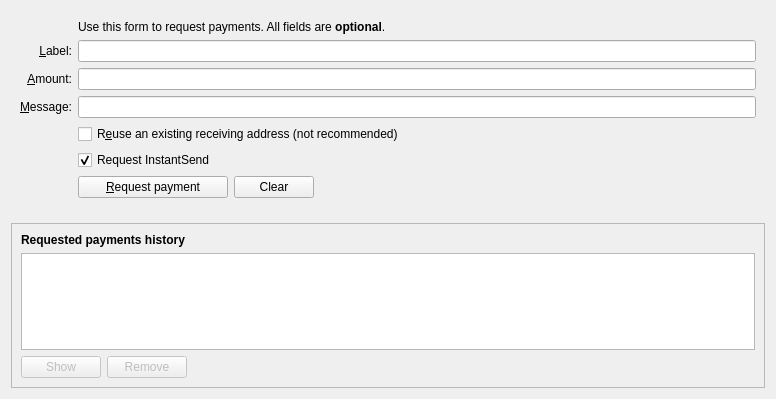
Old version of the form src/qt/forms/receivecoinsdialog.ui in the repository BeatKebit/dash.
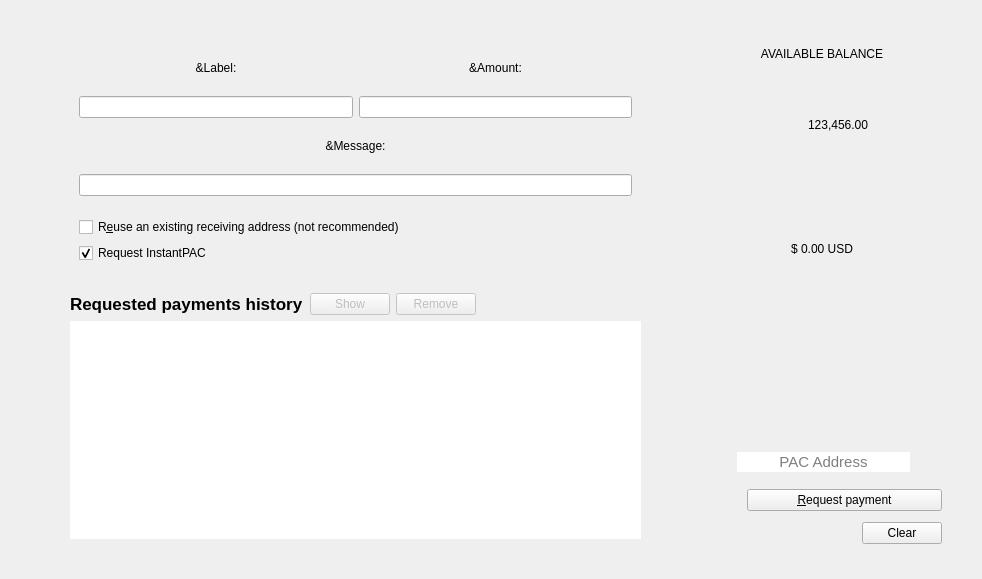
New version of the form. Icons and pictures are not drawn. Custom widgets are drawn as their Qt base class.

Commit message:
Receivecoins dialog re design
QRCode included
Some ui bugs to fix yet

The edit to the form file:
```diff
--- a/src/qt/forms/receivecoinsdialog.ui
+++ b/src/qt/forms/receivecoinsdialog.ui
@@ -6,96 +6,86 @@
    <rect>
     <x>0</x>
     <y>0</y>
-    <width>776</width>
-    <height>399</height>
+    <width>982</width>
+    <height>579</height>
    </rect>
   </property>
+  <property name="sizePolicy">
+   <sizepolicy hsizetype="Preferred" vsizetype="Expanding">
+    <horstretch>0</horstretch>
+    <verstretch>0</verstretch>
+   </sizepolicy>
+  </property>
+  <property name="styleSheet">
+   <string notr="true">QFrame{
+  border:none;
+}</string>
+  </property>
   <property name="class" stdset="0">
    <string>container</string>
   </property>
-  <layout class="QVBoxLayout" name="verticalLayout" stretch="0,0,1">
+  <layout class="QVBoxLayout" name="verticalLayout" stretch="0">
    <item>
     <widget class="QFrame" name="frame2">
      <property name="sizePolicy">
-      <sizepolicy hsizetype="Preferred" vsizetype="Expanding">
+      <sizepolicy hsizetype="Preferred" vsizetype="MinimumExpanding">
        <horstretch>0</horstretch>
        <verstretch>0</verstretch>
       </sizepolicy>
      </property>
-     <property name="styleSheet">
-      <string notr="true">#frame2{border:0px;}</string>
-     </property>
-     <property name="frameShape">
-      <enum>QFrame::StyledPanel</enum>
-     </property>
-     <property name="frameShadow">
-      <enum>QFrame::Sunken</enum>
-     </property>
-     <layout class="QVBoxLayout" name="verticalLayout_3">
+     <layout class="QHBoxLayout" name="horizontalLayout_3">
       <item>
-       <layout class="QGridLayout" name="gridLayout">
-        <item row="7" column="2">
-         <widget class="QCheckBox" name="reuseAddress">
-          <property name="toolTip">
-           <string>Reuse one of the previously used receiving addresses.&lt;br&gt;Reusing addresses has security and privacy issues.&lt;br&gt;Do not use this unless re-generating a payment request made before.</string>
-          </property>
-          <property name="text">
-           <string>R&amp;euse an existing receiving address (not recommended)</string>
-          </property>
-         </widget>
-        </item>
-        <item row="7" column="0">
-         <widget class="QLabel" name="label_4">
-          <property name="text">
-           <string/>
-          </property>
-         </widget>
-        </item>
-        <item row="6" column="0">
-         <widget class="QLabel" name="label_3">
-          <property name="toolTip">
-           <string>An optional message to attach to the payment request, which will be displayed when the request is opened. Note: The message will not be sent with the payment over the Dash network.</string>
-          </property>
-          <property name="text">
-           <string>&amp;Message:</string>
-          </property>
-          <property name="alignment">
-           <set>Qt::AlignRight|Qt::AlignTrailing|Qt::AlignVCenter</set>
-          </property>
-          <property name="buddy">
-           <cstring>reqMessage</cstring>
-          </property>
-         </widget>
-        </item>
-        <item row="4" column="2">
-         <widget class="QLineEdit" name="reqLabel">
-          <property name="toolTip">
-           <string>An optional label to associate with the new receiving address.</string>
-          </property>
-          <property name="class" stdset="0">
-           <string>LineEdit</string>
-          </property>
-         </widget>
-        </item>
-        <item row="6" column="2">
-         <widget class="QLineEdit" name="reqMessage">
-          <property name="toolTip">
-           <string>An optional message to attach to the payment request, which will be displayed when the request is opened.&lt;br&gt;Note: The message will not be sent with the payment over the Dash network.</string>
-          </property>
-          <property name="class" stdset="0">
-           <string>LineEdit</string>
-          </property>
-         </widget>
-        </item>
-        <item row="2" column="2">
-         <widget class="QLabel" name="label_5">
-          <property name="text">
-           <string>Use this form to request payments. All fields are &lt;b&gt;optional&lt;/b&gt;.</string>
-          </property>
-         </widget>
-        </item>
-        <item row="4" column="0">
+       <widget class="QFrame" name="gridFrame">
+        <property name="sizePolicy">
+         <sizepolicy hsizetype="Expanding" vsizetype="MinimumExpanding">
+          <horstretch>0</horstretch>
+          <verstretch>0</verstretch>
+         </sizepolicy>
+        </property>
+        <property name="maximumSize">
+         <size>
+          <width>16777215</width>
+          <height>16777215</height>
+         </size>
+        </property>
+        <layout class="QGridLayout" name="gridForLeft">
+         <property name="leftMargin">
+          <number>50</number>
+         </property>
+         <property name="topMargin">
+          <number>17</number>
+         </property>
+         <property name="rightMargin">
+          <number>50</number>
+         </property>
+         <property name="bottomMargin">
+          <number>20</number>
+         </property>
+         <item row="1" column="0">
+          <widget class="QFrame" name="verticalFrame">
+           <property name="minimumSize">
+            <size>
+             <width>0</width>
+             <height>250</height>
+            </size>
+           </property>
+           <property name="maximumSize">
+            <size>
+             <width>16777215</width>
+             <height>450</height>
+            </size>
+           </property>
+           <layout class="QVBoxLayout" name="formLayouts">
+            <item>
+             <layout class="QHBoxLayout" name="horizontalLayout_6">
+              <item>
          <widget class="QLabel" name="label_2">
+                <property name="sizePolicy">
+                 <sizepolicy hsizetype="Preferred" vsizetype="Fixed">
+                  <horstretch>0</horstretch>
+                  <verstretch>0</verstretch>
+                 </sizepolicy>
+                </property>
           <property name="toolTip">
            <string>An optional label to associate with the new receiving address.</string>
           </property>
@@ -103,15 +93,27 @@
            <string>&amp;Label:</string>
           </property>
           <property name="alignment">
-           <set>Qt::AlignRight|Qt::AlignTrailing|Qt::AlignVCenter</set>
-          </property>
-          <property name="buddy">
-           <cstring>reqLabel</cstring>
+                 <set>Qt::AlignCenter</set>
+                </property>
+                <property name="class" stdset="0">
+                 <string>titleLabel</string>
           </property>
          </widget>
         </item>
-        <item row="5" column="0">
+              <item>
          <widget class="QLabel" name="label">
+                <property name="sizePolicy">
+                 <sizepolicy hsizetype="Preferred" vsizetype="Fixed">
+                  <horstretch>0</horstretch>
+                  <verstretch>0</verstretch>
+                 </sizepolicy>
+                </property>
+                <property name="maximumSize">
+                 <size>
+                  <width>300</width>
+                  <height>16777215</height>
+                 </size>
+                </property>
           <property name="toolTip">
            <string>An optional amount to request. Leave this empty or zero to not request a specific amount.</string>
           </property>
@@ -119,92 +121,181 @@
            <string>&amp;Amount:</string>
           </property>
           <property name="alignment">
-           <set>Qt::AlignRight|Qt::AlignTrailing|Qt::AlignVCenter</set>
-          </property>
-          <property name="buddy">
-           <cstring>reqAmount</cstring>
+                 <set>Qt::AlignCenter</set>
+                </property>
+                <property name="class" stdset="0">
+                 <string>titleLabel</string>
           </property>
          </widget>
         </item>
-        <item row="5" column="2">
+             </layout>
+            </item>
+            <item>
+             <layout class="QHBoxLayout" name="labelLayout">
+              <item>
+               <widget class="QLineEdit" name="reqLabel">
+                <property name="sizePolicy">
+                 <sizepolicy hsizetype="Expanding" vsizetype="Fixed">
+                  <horstretch>0</horstretch>
+                  <verstretch>0</verstretch>
+                 </sizepolicy>
+                </property>
+                <property name="minimumSize">
+                 <size>
+                  <width>200</width>
+                  <height>0</height>
+                 </size>
+                </property>
+                <property name="maximumSize">
+                 <size>
+                  <width>16777215</width>
+                  <height>16777215</height>
+                 </size>
+                </property>
+                <property name="toolTip">
+                 <string>An optional label to associate with the new receiving address.</string>
+                </property>
+                <property name="alignment">
+                 <set>Qt::AlignCenter</set>
+                </property>
+                <property name="class" stdset="0">
+                 <string>LineEdit</string>
+                </property>
+               </widget>
+              </item>
+              <item>
          <widget class="BitcoinAmountField" name="reqAmount">
+                <property name="sizePolicy">
+                 <sizepolicy hsizetype="Expanding" vsizetype="Fixed">
+                  <horstretch>0</horstretch>
+                  <verstretch>0</verstretch>
+                 </sizepolicy>
+                </property>
           <property name="minimumSize">
            <size>
-            <width>80</width>
+                  <width>0</width>
             <height>0</height>
            </size>
           </property>
+                <property name="maximumSize">
+                 <size>
+                  <width>300</width>
+                  <height>16777215</height>
+                 </size>
+                </property>
           <property name="toolTip">
            <string>An optional amount to request. Leave this empty or zero to not request a specific amount.</string>
           </property>
+                <property name="styleSheet">
+                 <string notr="true"/>
+                </property>
           <property name="class" stdset="0">
            <string>LineEdit</string>
           </property>
          </widget>
         </item>
-        <item row="9" column="2">
-         <layout class="QHBoxLayout" name="horizontalLayout">
+             </layout>
+            </item>
           <item>
-           <widget class="QPushButton" name="receiveButton">
-            <property name="minimumSize">
-             <size>
-              <width>150</width>
-              <height>0</height>
-             </size>
-            </property>
+             <widget class="QLabel" name="label_3">
+              <property name="sizePolicy">
+               <sizepolicy hsizetype="Preferred" vsizetype="Fixed">
+                <horstretch>0</horstretch>
+                <verstretch>0</verstretch>
+               </sizepolicy>
+              </property>
+              <property name="toolTip">
+               <string>An optional message to attach to the payment request, which will be displayed when the request is opened. Note: The message will not be sent with the payment over the Paccoin network.</string>
+              </property>
             <property name="text">
-             <string>&amp;Request payment</string>
-            </property>
+               <string>&amp;Message:</string>
+              </property>
+              <property name="alignment">
+               <set>Qt::AlignCenter</set>
+              </property>
             <property name="class" stdset="0">
              <string>accentButton</string>
             </property>
            </widget>
           </item>
           <item>
-           <widget class="QPushButton" name="clearButton">
+             <layout class="QHBoxLayout" name="messageLayout">
+              <item>
+               <widget class="QLineEdit" name="reqMessage">
             <property name="sizePolicy">
-             <sizepolicy hsizetype="Minimum" vsizetype="Fixed">
+                 <sizepolicy hsizetype="Expanding" vsizetype="Fixed">
               <horstretch>0</horstretch>
               <verstretch>0</verstretch>
              </sizepolicy>
             </property>
-            <property name="toolTip">
-             <string>Clear all fields of the form.</string>
-            </property>
-            <property name="text">
-             <string>Clear</string>
-            </property>
-            <property name="autoDefault">
-             <bool>false</bool>
-            </property>
-           </widget>
-          </item>
+                <property name="minimumSize">
+                 <size>
+                  <width>0</width>
+                  <height>0</height>
+                 </size>
+                </property>
+                <property name="maximumSize">
+                 <size>
+                  <width>16777215</width>
+                  <height>16777215</height>
+                 </size>
+                </property>
+                <property name="toolTip">
+                 <string>An optional message to attach to the payment request, which will be displayed when the request is opened.&lt;br&gt;Note: The message will not be sent with the payment over the Paccoin network.</string>
+                </property>
+                <property name="class" stdset="0">
+                 <string>LineEdit</string>
+                </property>
+               </widget>
+              </item>
+             </layout>
+            </item>
           <item>
-           <spacer name="horizontalSpacer">
-            <property name="orientation">
-             <enum>Qt::Horizontal</enum>
-            </property>
-            <property name="sizeHint" stdset="0">
+             <layout class="QVBoxLayout" name="verticalLayout_2">
+              <item>
+               <widget class="QCheckBox" name="reuseAddress">
+                <property name="sizePolicy">
+                 <sizepolicy hsizetype="Expanding" vsizetype="Fixed">
+                  <horstretch>0</horstretch>
+                  <verstretch>0</verstretch>
+                 </sizepolicy>
+                </property>
+                <property name="minimumSize">
              <size>
-              <width>40</width>
-              <height>20</height>
-             </size>
-            </property>
-           </spacer>
-          </item>
-         </layout>
-        </item>
-        <item row="9" column="0">
-         <widget class="QLabel" name="label_7">
+                  <width>0</width>
+                  <height>0</height>
+                 </size>
+                </property>
+                <property name="toolTip">
+                 <string>Reuse one of the previously used receiving addresses.&lt;br&gt;Reusing addresses has security and privacy issues.&lt;br&gt;Do not use this unless re-generating a payment request made before.</string>
+                </property>
           <property name="text">
-           <string/>
+                 <string>R&amp;euse an existing receiving address (not recommended)</string>
           </property>
          </widget>
         </item>
-        <item row="8" column="2">
+              <item>
          <widget class="QCheckBox" name="checkUseInstantSend">
+                <property name="sizePolicy">
+                 <sizepolicy hsizetype="Expanding" vsizetype="Fixed">
+                  <horstretch>0</horstretch>
+                  <verstretch>0</verstretch>
+                 </sizepolicy>
+                </property>
+                <property name="minimumSize">
+                 <size>
+                  <width>150</width>
+                  <height>0</height>
+                 </size>
+                </property>
+                <property name="maximumSize">
+                 <size>
+                  <width>16777215</width>
+                  <height>16777215</height>
+                 </size>
+                </property>
           <property name="text">
-           <string>Request InstantSend</string>
+                 <string>Request InstantPAC</string>
           </property>
           <property name="checked">
            <bool>true</bool>
@@ -216,38 +307,19 @@
      </layout>
     </widget>
    </item>
-   <item>
-    <spacer name="verticalSpacer_2">
-     <property name="orientation">
-      <enum>Qt::Vertical</enum>
-     </property>
-     <property name="sizeHint" stdset="0">
-      <size>
-       <width>20</width>
-       <height>10</height>
-      </size>
-     </property>
-    </spacer>
-   </item>
-   <item>
-    <widget class="QFrame" name="frame">
-     <property name="sizePolicy">
-      <sizepolicy hsizetype="Preferred" vsizetype="Expanding">
-       <horstretch>0</horstretch>
-       <verstretch>0</verstretch>
-      </sizepolicy>
-     </property>
-     <property name="frameShape">
-      <enum>QFrame::StyledPanel</enum>
-     </property>
-     <property name="frameShadow">
-      <enum>QFrame::Raised</enum>
-     </property>
-     <layout class="QVBoxLayout" name="verticalLayout_2">
+         <item row="2" column="0">
+          <layout class="QHBoxLayout" name="horizontalLayout_2">
       <item>
        <widget class="QLabel" name="label_6">
+             <property name="sizePolicy">
+              <sizepolicy hsizetype="Preferred" vsizetype="Fixed">
+               <horstretch>0</horstretch>
+               <verstretch>0</verstretch>
+              </sizepolicy>
+             </property>
         <property name="font">
          <font>
+               <pointsize>13</pointsize>
           <weight>75</weight>
           <bold>true</bold>
          </font>
@@ -258,21 +330,6 @@
        </widget>
       </item>
       <item>
-       <widget class="QTableView" name="recentRequestsView">
-        <property name="contextMenuPolicy">
-         <enum>Qt::CustomContextMenu</enum>
-        </property>
-        <property name="tabKeyNavigation">
-         <bool>false</bool>
-        </property>
-        <property name="sortingEnabled">
-         <bool>true</bool>
-        </property>
-       </widget>
-      </item>
-      <item>
-       <layout class="QHBoxLayout" name="horizontalLayout_2">
-        <item>
          <widget class="QPushButton" name="showRequestButton">
           <property name="enabled">
            <bool>false</bool>
@@ -280,6 +337,9 @@
           <property name="toolTip">
            <string>Show the selected request (does the same as double clicking an entry)</string>
           </property>
+             <property name="styleSheet">
+              <string notr="true"/>
+             </property>
           <property name="text">
            <string>Show</string>
           </property>
@@ -299,6 +359,9 @@
           <property name="toolTip">
            <string>Remove the selected entries from the list</string>
           </property>
+             <property name="styleSheet">
+              <string notr="true"/>
+             </property>
           <property name="text">
            <string>Remove</string>
           </property>
@@ -315,15 +378,524 @@
           <property name="orientation">
            <enum>Qt::Horizontal</enum>
           </property>
+             <property name="sizeType">
+              <enum>QSizePolicy::Expanding</enum>
+             </property>
           <property name="sizeHint" stdset="0">
            <size>
+               <width>0</width>
+               <height>0</height>
+              </size>
+             </property>
+            </spacer>
+           </item>
+          </layout>
+         </item>
+         <item row="4" column="0">
+          <widget class="QTableView" name="recentRequestsView">
+           <property name="sizePolicy">
+            <sizepolicy hsizetype="Expanding" vsizetype="Preferred">
+             <horstretch>0</horstretch>
+             <verstretch>0</verstretch>
+            </sizepolicy>
+           </property>
+           <property name="minimumSize">
+            <size>
+             <width>0</width>
+             <height>0</height>
+            </size>
+           </property>
+           <property name="maximumSize">
+            <size>
+             <width>16777215</width>
+             <height>16777215</height>
+            </size>
+           </property>
+           <property name="contextMenuPolicy">
+            <enum>Qt::CustomContextMenu</enum>
+           </property>
+           <property name="styleSheet">
+            <string notr="true"/>
+           </property>
+           <property name="tabKeyNavigation">
+            <bool>false</bool>
+           </property>
+           <property name="sortingEnabled">
+            <bool>true</bool>
+           </property>
+          </widget>
+         </item>
+        </layout>
+       </widget>
+      </item>
+      <item>
+       <widget class="QFrame" name="QRCodeFrame">
+        <property name="sizePolicy">
+         <sizepolicy hsizetype="Fixed" vsizetype="Preferred">
+          <horstretch>0</horstretch>
+          <verstretch>0</verstretch>
+         </sizepolicy>
+        </property>
+        <property name="minimumSize">
+         <size>
+          <width>0</width>
+          <height>0</height>
+         </size>
+        </property>
+        <property name="maximumSize">
+         <size>
+          <width>450</width>
+          <height>16777215</height>
+         </size>
+        </property>
+        <layout class="QVBoxLayout" name="verticalLayout_4">
+         <property name="spacing">
+          <number>2</number>
+         </property>
+         <property name="leftMargin">
+          <number>5</number>
+         </property>
+         <property name="topMargin">
+          <number>27</number>
+         </property>
+         <property name="rightMargin">
+          <number>20</number>
+         </property>
+         <property name="bottomMargin">
+          <number>15</number>
+         </property>
+         <item>
+          <widget class="QLabel" name="label_5">
+           <property name="sizePolicy">
+            <sizepolicy hsizetype="Preferred" vsizetype="Fixed">
+             <horstretch>0</horstretch>
+             <verstretch>0</verstretch>
+            </sizepolicy>
+           </property>
+           <property name="minimumSize">
+            <size>
+             <width>0</width>
+             <height>0</height>
+            </size>
+           </property>
+           <property name="text">
+            <string>AVAILABLE BALANCE</string>
+           </property>
+           <property name="alignment">
+            <set>Qt::AlignCenter</set>
+           </property>
+           <property name="class" stdset="0">
+            <string>titleLabel</string>
+           </property>
+          </widget>
+         </item>
+         <item>
+          <layout class="QHBoxLayout" name="horizontalLayout_5">
+           <item>
+            <spacer name="horizontalSpacer">
+             <property name="orientation">
+              <enum>Qt::Horizontal</enum>
+             </property>
+             <property name="sizeHint" stdset="0">
+              <size>
             <width>40</width>
             <height>20</height>
            </size>
           </property>
          </spacer>
         </item>
-       </layout>
+           <item>
+            <widget class="QLabel" name="iconLabelAvailableBalance">
+             <property name="sizePolicy">
+              <sizepolicy hsizetype="Fixed" vsizetype="Fixed">
+               <horstretch>0</horstretch>
+               <verstretch>0</verstretch>
+              </sizepolicy>
+             </property>
+             <property name="minimumSize">
+              <size>
+               <width>30</width>
+               <height>30</height>
+              </size>
+             </property>
+             <property name="text">
+              <string/>
+             </property>
+            </widget>
+           </item>
+           <item>
+            <widget class="QLabel" name="labelBalance">
+             <property name="minimumSize">
+              <size>
+               <width>0</width>
+               <height>0</height>
+              </size>
+             </property>
+             <property name="text">
+              <string>123,456.00</string>
+             </property>
+             <property name="class" stdset="0">
+              <string>pacCoinsLabel</string>
+             </property>
+            </widget>
+           </item>
+           <item>
+            <spacer name="horizontalSpacer_5">
+             <property name="orientation">
+              <enum>Qt::Horizontal</enum>
+             </property>
+             <property name="sizeHint" stdset="0">
+              <size>
+               <width>40</width>
+               <height>20</height>
+              </size>
+             </property>
+            </spacer>
+           </item>
+          </layout>
+         </item>
+         <item>
+          <widget class="QLabel" name="labelAvailableUSD">
+           <property name="minimumSize">
+            <size>
+             <width>0</width>
+             <height>0</height>
+            </size>
+           </property>
+           <property name="text">
+            <string>$ 0.00 USD</string>
+           </property>
+           <property name="alignment">
+            <set>Qt::AlignCenter</set>
+           </property>
+           <property name="class" stdset="0">
+            <string>usdLabel</string>
+           </property>
+          </widget>
+         </item>
+         <item>
+          <spacer name="verticalSpacer_2">
+           <property name="orientation">
+            <enum>Qt::Vertical</enum>
+           </property>
+           <property name="sizeType">
+            <enum>QSizePolicy::Preferred</enum>
+           </property>
+           <property name="sizeHint" stdset="0">
+            <size>
+             <width>0</width>
+             <height>0</height>
+            </size>
+           </property>
+          </spacer>
+         </item>
+         <item>
+          <widget class="QFrame" name="frame">
+           <property name="sizePolicy">
+            <sizepolicy hsizetype="Preferred" vsizetype="Preferred">
+             <horstretch>0</horstretch>
+             <verstretch>0</verstretch>
+            </sizepolicy>
+           </property>
+           <property name="maximumSize">
+            <size>
+             <width>400</width>
+             <height>400</height>
+            </size>
+           </property>
+           <layout class="QHBoxLayout" name="qrLayoutContainer"/>
+          </widget>
+         </item>
+         <item>
+          <spacer name="verticalSpacer_3">
+           <property name="orientation">
+            <enum>Qt::Vertical</enum>
+           </property>
+           <property name="sizeType">
+            <enum>QSizePolicy::Fixed</enum>
+           </property>
+           <property name="sizeHint" stdset="0">
+            <size>
+             <width>0</width>
+             <height>10</height>
+            </size>
+           </property>
+          </spacer>
+         </item>
+         <item>
+          <layout class="QHBoxLayout" name="horizontalLayout_7">
+           <item>
+            <spacer name="horizontalSpacer_7">
+             <property name="orientation">
+              <enum>Qt::Horizontal</enum>
+             </property>
+             <property name="sizeType">
+              <enum>QSizePolicy::Fixed</enum>
+             </property>
+             <property name="sizeHint" stdset="0">
+              <size>
+               <width>35</width>
+               <height>20</height>
+              </size>
+             </property>
+            </spacer>
+           </item>
+           <item>
+            <widget class="QLineEdit" name="lineEditCurrentAddress">
+             <property name="enabled">
+              <bool>true</bool>
+             </property>
+             <property name="sizePolicy">
+              <sizepolicy hsizetype="MinimumExpanding" vsizetype="Fixed">
+               <horstretch>0</horstretch>
+               <verstretch>0</verstretch>
+              </sizepolicy>
+             </property>
+             <property name="minimumSize">
+              <size>
+               <width>0</width>
+               <height>0</height>
+              </size>
+             </property>
+             <property name="maximumSize">
+              <size>
+               <width>300</width>
+               <height>16777215</height>
+              </size>
+             </property>
+             <property name="font">
+              <font>
+               <pointsize>11</pointsize>
+              </font>
+             </property>
+             <property name="acceptDrops">
+              <bool>false</bool>
+             </property>
+             <property name="toolTip">
+              <string>Last PAC Address generated</string>
+             </property>
+             <property name="toolTipDuration">
+              <number>2</number>
+             </property>
+             <property name="whatsThis">
+              <string>Last PAC Address</string>
+             </property>
+             <property name="locale">
+              <locale language="English" country="UnitedStates"/>
+             </property>
+             <property name="inputMethodHints">
+              <set>Qt::ImhNone</set>
+             </property>
+             <property name="inputMask">
+              <string/>
+             </property>
+             <property name="text">
+              <string/>
+             </property>
+             <property name="frame">
+              <bool>false</bool>
+             </property>
+             <property name="alignment">
+              <set>Qt::AlignCenter</set>
+             </property>
+             <property name="readOnly">
+              <bool>true</bool>
+             </property>
+             <property name="placeholderText">
+              <string>PAC Address</string>
+             </property>
+             <property name="clearButtonEnabled">
+              <bool>false</bool>
+             </property>
+             <property name="class" stdset="0">
+              <string>LineEditMedium</string>
+             </property>
+            </widget>
+           </item>
+           <item>
+            <widget class="QToolButton" name="btnCopyLastAddress">
+             <property name="minimumSize">
+              <size>
+               <width>0</width>
+               <height>0</height>
+              </size>
+             </property>
+             <property name="maximumSize">
+              <size>
+               <width>30</width>
+               <height>30</height>
+              </size>
+             </property>
+             <property name="toolTip">
+              <string>Copy Last PAC Address Generated</string>
+             </property>
+             <property name="text">
+              <string/>
+             </property>
+             <property name="icon">
+              <iconset resource="../dash.qrc">
+               <normaloff>:/icons/drkblue/editcopy</normaloff>:/icons/drkblue/editcopy</iconset>
+             </property>
+             <property name="iconSize">
+              <size>
+               <width>24</width>
+               <height>24</height>
+              </size>
+             </property>
+             <property name="checkable">
+              <bool>false</bool>
+             </property>
+             <property name="autoRepeat">
+              <bool>false</bool>
+             </property>
+             <property name="autoExclusive">
+              <bool>false</bool>
+             </property>
+             <property name="popupMode">
+              <enum>QToolButton::InstantPopup</enum>
+             </property>
+             <property name="toolButtonStyle">
+              <enum>Qt::ToolButtonIconOnly</enum>
+             </property>
+             <property name="autoRaise">
+              <bool>true</bool>
+             </property>
+             <property name="arrowType">
+              <enum>Qt::NoArrow</enum>
+             </property>
+             <property name="class" stdset="0">
+              <string>QuickButton</string>
+             </property>
+            </widget>
+           </item>
+          </layout>
+         </item>
+         <item>
+          <spacer name="verticalSpacer">
+           <property name="orientation">
+            <enum>Qt::Vertical</enum>
+           </property>
+           <property name="sizeType">
+            <enum>QSizePolicy::Preferred</enum>
+           </property>
+           <property name="sizeHint" stdset="0">
+            <size>
+             <width>0</width>
+             <height>10</height>
+            </size>
+           </property>
+          </spacer>
+         </item>
+         <item>
+          <layout class="QHBoxLayout" name="horizontalLayout">
+           <item>
+            <spacer name="horizontalSpacer_6">
+             <property name="orientation">
+              <enum>Qt::Horizontal</enum>
+             </property>
+             <property name="sizeType">
+              <enum>QSizePolicy::Fixed</enum>
+             </property>
+             <property name="sizeHint" stdset="0">
+              <size>
+               <width>45</width>
+               <height>10</height>
+              </size>
+             </property>
+            </spacer>
+           </item>
+           <item>
+            <widget class="QPushButton" name="receiveButton">
+             <property name="sizePolicy">
+              <sizepolicy hsizetype="MinimumExpanding" vsizetype="Fixed">
+               <horstretch>0</horstretch>
+               <verstretch>0</verstretch>
+              </sizepolicy>
+             </property>
+             <property name="minimumSize">
+              <size>
+               <width>0</width>
+               <height>0</height>
+              </size>
+             </property>
+             <property name="maximumSize">
+              <size>
+               <width>16777215</width>
+               <height>16777215</height>
+              </size>
+             </property>
+             <property name="toolTip">
+              <string>Request a Payment and generates the Address and QRCode</string>
+             </property>
+             <property name="text">
+              <string>&amp;Request payment</string>
+             </property>
+             <property name="class" stdset="0">
+              <string>accentButton</string>
+             </property>
+            </widget>
+           </item>
+          </layout>
+         </item>
+         <item>
+          <layout class="QHBoxLayout" name="horizontaLayoutlButton">
+           <property name="topMargin">
+            <number>9</number>
+           </property>
+           <item>
+            <spacer name="horizontalSpacer_3">
+             <property name="orientation">
+              <enum>Qt::Horizontal</enum>
+             </property>
+             <property name="sizeType">
+              <enum>QSizePolicy::Expanding</enum>
+             </property>
+             <property name="sizeHint" stdset="0">
+              <size>
+               <width>160</width>
+               <height>20</height>
+              </size>
+             </property>
+            </spacer>
+           </item>
+           <item>
+            <widget class="QPushButton" name="clearButton">
+             <property name="sizePolicy">
+              <sizepolicy hsizetype="Fixed" vsizetype="Fixed">
+               <horstretch>0</horstretch>
+               <verstretch>0</verstretch>
+              </sizepolicy>
+             </property>
+             <property name="minimumSize">
+              <size>
+               <width>0</width>
+               <height>0</height>
+              </size>
+             </property>
+             <property name="maximumSize">
+              <size>
+               <width>16777215</width>
+               <height>16777215</height>
+              </size>
+             </property>
+             <property name="toolTip">
+              <string>Clear all fields of the form.</string>
+             </property>
+             <property name="layoutDirection">
+              <enum>Qt::LeftToRight</enum>
+             </property>
+             <property name="text">
+              <string>Clear</string>
+             </property>
+             <property name="autoDefault">
+              <bool>false</bool>
+             </property>
+            </widget>
+           </item>
+          </layout>
+         </item>
+        </layout>
+       </widget>
       </item>
      </layout>
     </widget>
```
Left out of the diff: 15 changed lines with no effect on the pictures. Lines whose indentation alone changed are shown as unchanged. The commit also changes 4 other files.
